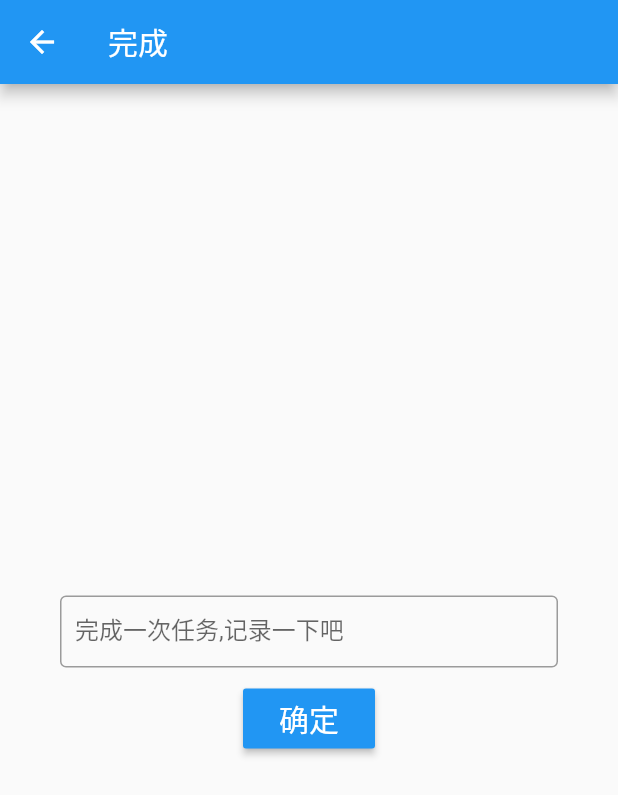
After one commit to jeffreyhappy/learn_flutter, a Flutter app: the TaskFinishWidget screen opened by its route, on a phone screen of 412 x 824 dp. The commit adds this screen. Shown: the top 795 px of the screen. Run offline on Flutter 3.47's test engine with Material 2 defaults, Android fonts, the phone set to English and light mode, and no system bars; our stand-ins replace sqflite; accounts and stored records are empty.

Commit message:
本地通过sqlite存储,准备改界面

```diff
--- a/flutter_tomato/flutter_tomato/lib/main.dart
+++ b/flutter_tomato/flutter_tomato/lib/main.dart
@@ -1,5 +1,6 @@
 import 'package:flutter/material.dart';
 import 'package:flutter_tomato/status_model.dart';
+import 'package:flutter_tomato/task_finish.dart';
 import 'package:scoped_model/scoped_model.dart';
 
 import 'home_tomato.dart';
@@ -13,6 +14,7 @@ class MyApp extends StatelessWidget {
   // This widget is the root of your application.
   @override
   Widget build(BuildContext context) {
+    print("MyApp build");
     return  ScopedModel<StatusModel>(
       model: statusModel,
       child:MaterialApp(
@@ -29,6 +31,9 @@ class MyApp extends StatelessWidget {
           // is not restarted.
           primarySwatch: Colors.blue,
         ),
+        routes: {
+          "task_finish":(context)=>TaskFinishWidget(),
+        },
         home: MyHomeTomatoPage(title: '番茄计时器'),
       )
     );
--- /dev/null
+++ b/flutter_tomato/flutter_tomato/lib/task_finish.dart
@@ -0,0 +1,60 @@
+
+import 'package:flutter/material.dart';
+import 'package:flutter_tomato/database_helper.dart';
+
+class TaskFinishWidget extends StatelessWidget{
+  String strDesc;
+
+  void _textFieldChanged(String str){
+    strDesc = str;
+    print(str);
+  }
+
+  @override
+  Widget build(BuildContext context) {
+
+    return  Scaffold(
+      appBar: AppBar(
+          title: Text("完成")
+      ),
+      body: Center(
+        child: Column(
+          mainAxisAlignment: MainAxisAlignment.center,
+          children: <Widget>[
+//            Text("一次任务完成"),
+            SizedBox(height: 20),
+            Padding(
+              padding: EdgeInsets.only(left: 40,right: 40),
+              child: TextField(
+                decoration: InputDecoration(
+
+                  border: OutlineInputBorder(),
+                  contentPadding: EdgeInsets.all(10),
+                  labelText: "完成一次任务,记录一下吧",
+//                helperText: "写下你这次任务干了啥"
+                ),
+                onChanged:_textFieldChanged ,
+              ),
+            ),
+
+            SizedBox(height: 10),
+            RaisedButton(
+              onPressed: (){
+                DbHelper dbHelper = DbHelper();
+                dbHelper.insert(strDesc);
+                Navigator.pop(context);
+              },
+              color: Colors.blue,
+              padding: EdgeInsets.only(left: 10,right: 10,top: 5,bottom: 5),
+              child: Text(
+                  "确定",
+                style: TextStyle(color: Colors.white,fontSize: 20),
+              ),
+            )
+          ],
+        ),
+      ),
+    );
+  }
+
+}
--- /dev/null
+++ b/flutter_tomato/flutter_tomato/lib/tomato_task.dart
@@ -0,0 +1,18 @@
+
+
+class TomatoTask{
+  int     _id;
+  String  _task_desc;
+  int  _time;
+
+  get id => _id;
+  get taskDesc => _task_desc;
+  get time => _time;
+
+
+  TomatoTask.fromMap(Map<String,dynamic> map){
+    _id = map["id"];
+    _task_desc = map["task_desc"];
+    _time = map["finish_time"];
+  }
+}
--- a/flutter_tomato/flutter_tomato/pubspec.yaml
+++ b/flutter_tomato/flutter_tomato/pubspec.yaml
@@ -24,6 +24,7 @@ dependencies:
   # Use with the CupertinoIcons class for iOS style icons.
   cupertino_icons: ^0.1.2
   scoped_model: ^1.0.1
+  sqflite: ^1.1.0
 
 dev_dependencies:
   flutter_test:
```
Also changed, not shown: flutter_tomato/flutter_tomato/lib/database_helper.dart (added, +51 -0 lines), flutter_tomato/flutter_tomato/lib/home_tomato.dart (+61 -69 lines), flutter_tomato/flutter_tomato/lib/status_model.dart (+63 -11 lines), flutter_tomato/flutter_tomato/pubspec.lock.
